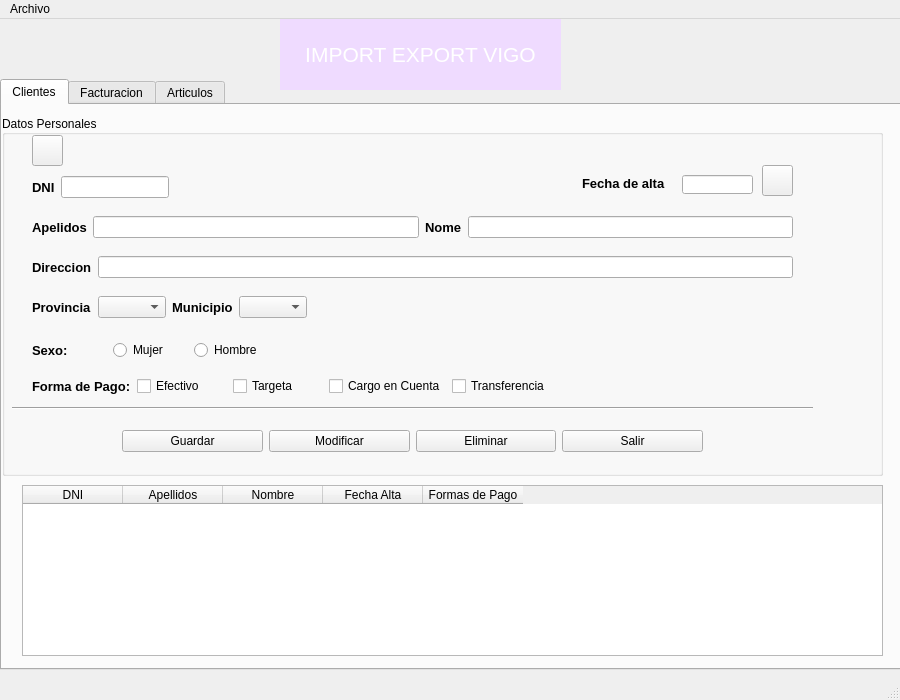
First picture: the form in window.ui, repository PortelaAtenea/BasicInterface, before the edit.
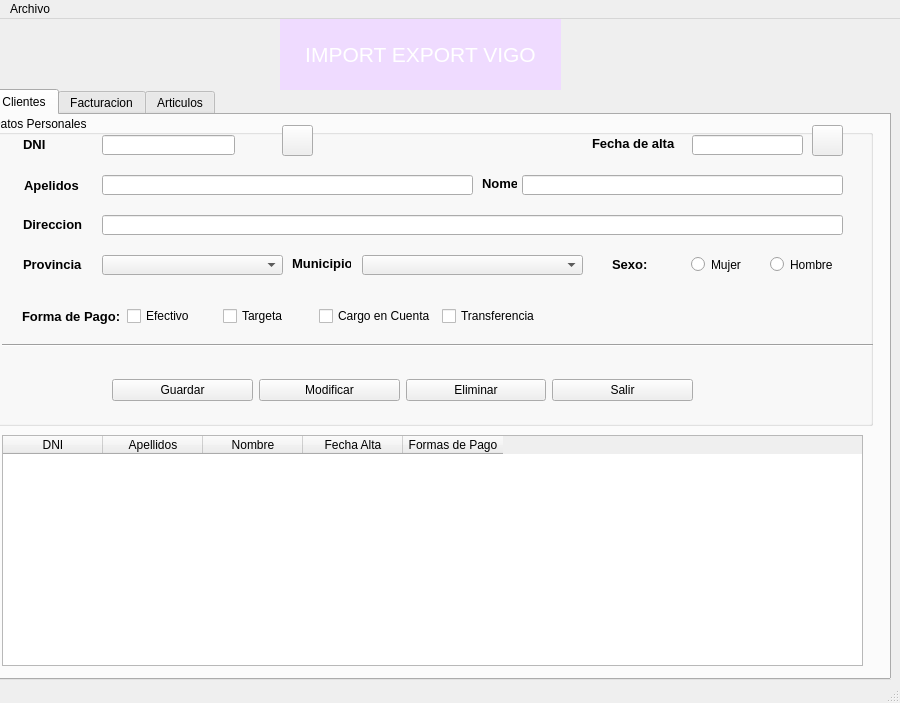
Second picture: the form after the edit. Icons and pictures are not drawn.

Commit message: Modulo cliente

Patch:
```diff
--- a/window.ui
+++ b/window.ui
@@ -7,7 +7,7 @@
     <x>0</x>
     <y>0</y>
     <width>900</width>
-    <height>700</height>
+    <height>703</height>
    </rect>
   </property>
   <property name="sizePolicy">
@@ -54,8 +54,8 @@
    <widget class="QTabWidget" name="tabPrograma">
     <property name="geometry">
      <rect>
-      <x>0</x>
-      <y>60</y>
+      <x>-10</x>
+      <y>70</y>
       <width>901</width>
       <height>591</height>
      </rect>
@@ -71,9 +71,9 @@
       <property name="geometry">
        <rect>
         <x>0</x>
-        <y>10</y>
+        <y>0</y>
         <width>881</width>
-        <height>361</height>
+        <height>311</height>
        </rect>
       </property>
       <property name="title">
@@ -92,102 +92,7 @@
        <property name="geometry">
         <rect>
          <x>30</x>
-         <y>100</y>
-         <width>761</width>
-         <height>24</height>
-        </rect>
-       </property>
-       <layout class="QHBoxLayout" name="horizontalLayout_2">
-        <property name="sizeConstraint">
-         <enum>QLayout::SetNoConstraint</enum>
-        </property>
-        <item>
-         <widget class="QLabel" name="lblApel">
-          <property name="font">
-           <font>
-            <pointsize>10</pointsize>
-            <weight>75</weight>
-            <bold>true</bold>
-           </font>
-          </property>
-          <property name="text">
-           <string>Apelidos</string>
-          </property>
-         </widget>
-        </item>
-        <item>
-         <widget class="QLineEdit" name="txtApel"/>
-        </item>
-        <item>
-         <widget class="QLabel" name="lblNome_2">
-          <property name="font">
-           <font>
-            <pointsize>10</pointsize>
-            <weight>75</weight>
-            <bold>true</bold>
-           </font>
-          </property>
-          <property name="text">
-           <string>Nome</string>
-          </property>
-         </widget>
-        </item>
-        <item>
-         <widget class="QLineEdit" name="txtNome"/>
-        </item>
-       </layout>
-      </widget>
-      <widget class="QWidget" name="layoutWidget">
-       <property name="geometry">
-        <rect>
-         <x>30</x>
-         <y>180</y>
-         <width>276</width>
-         <height>24</height>
-        </rect>
-       </property>
-       <layout class="QHBoxLayout" name="horizontalLayout_6">
-        <item>
-         <widget class="QLabel" name="lblPro">
-          <property name="font">
-           <font>
-            <pointsize>10</pointsize>
-            <weight>75</weight>
-            <bold>true</bold>
-           </font>
-          </property>
-          <property name="text">
-           <string>Provincia</string>
-          </property>
-         </widget>
-        </item>
-        <item>
-         <widget class="QComboBox" name="cmbProv"/>
-        </item>
-        <item>
-         <widget class="QLabel" name="lblMuni">
-          <property name="font">
-           <font>
-            <pointsize>10</pointsize>
-            <weight>75</weight>
-            <bold>true</bold>
-           </font>
-          </property>
-          <property name="text">
-           <string>Municipio</string>
-          </property>
-         </widget>
-        </item>
-        <item>
-         <widget class="QComboBox" name="cmbMuni"/>
-        </item>
-       </layout>
-      </widget>
-      <widget class="QWidget" name="layoutWidget">
-       <property name="geometry">
-        <rect>
-         <x>30</x>
-         <y>260</y>
+         <y>190</y>
          <width>518</width>
          <height>22</height>
         </rect>
@@ -279,143 +184,11 @@
         </item>
        </layout>
       </widget>
-      <widget class="QWidget" name="layoutWidget">
-       <property name="geometry">
-        <rect>
-         <x>30</x>
-         <y>220</y>
-         <width>237</width>
-         <height>31</height>
-        </rect>
-       </property>
-       <layout class="QHBoxLayout" name="horizontalLayout_4">
-        <item>
-         <widget class="QLabel" name="lblSexo">
-          <property name="font">
-           <font>
-            <pointsize>10</pointsize>
-            <weight>75</weight>
-            <bold>true</bold>
-           </font>
-          </property>
-          <property name="text">
-           <string>Sexo:</string>
-          </property>
-         </widget>
-        </item>
-        <item>
-         <widget class="QRadioButton" name="rbtFem">
-          <property name="text">
-           <string>Mujer</string>
-          </property>
-          <attribute name="buttonGroup">
-           <string notr="true">rbtGroupSex</string>
-          </attribute>
-         </widget>
-        </item>
-        <item>
-         <widget class="QRadioButton" name="rbtHom">
-          <property name="text">
-           <string>Hombre</string>
-          </property>
-          <attribute name="buttonGroup">
-           <string notr="true">rbtGroupSex</string>
-          </attribute>
-         </widget>
-        </item>
-       </layout>
-      </widget>
-      <widget class="QWidget" name="layoutWidget">
-       <property name="geometry">
-        <rect>
-         <x>30</x>
-         <y>140</y>
-         <width>761</width>
-         <height>24</height>
-        </rect>
-       </property>
-       <layout class="QHBoxLayout" name="horizontalLayout_3">
-        <item>
-         <widget class="QLabel" name="lbDir">
-          <property name="font">
-           <font>
-            <pointsize>10</pointsize>
-            <weight>75</weight>
-            <bold>true</bold>
-           </font>
-          </property>
-          <property name="text">
-           <string>Direccion</string>
-          </property>
-         </widget>
-        </item>
-        <item>
-         <widget class="QLineEdit" name="txtDir"/>
-        </item>
-       </layout>
-      </widget>
-      <widget class="QWidget" name="layoutWidget">
-       <property name="geometry">
-        <rect>
-         <x>30</x>
-         <y>60</y>
-         <width>221</width>
-         <height>25</height>
-        </rect>
-       </property>
-       <layout class="QHBoxLayout" name="horizontalLayout">
-        <item>
-         <widget class="QLabel" name="lblDni">
-          <property name="font">
-           <font>
-            <pointsize>10</pointsize>
-            <weight>75</weight>
-            <bold>true</bold>
-           </font>
-          </property>
-          <property name="text">
-           <string>DNI</string>
-          </property>
-         </widget>
-        </item>
-        <item>
-         <widget class="QLineEdit" name="txtDni"/>
-        </item>
-        <item>
-         <widget class="QLabel" name="lblValidoDni">
-          <property name="enabled">
-           <bool>true</bool>
-          </property>
-          <property name="sizePolicy">
-           <sizepolicy hsizetype="Expanding" vsizetype="Expanding">
-            <horstretch>0</horstretch>
-            <verstretch>0</verstretch>
-           </sizepolicy>
-          </property>
-          <property name="font">
-           <font>
-            <family>Arial</family>
-            <pointsize>14</pointsize>
-            <weight>9</weight>
-            <italic>false</italic>
-            <bold>false</bold>
-           </font>
-          </property>
-          <property name="styleSheet">
-           <string notr="true">font: 75 14pt &quot;Arial&quot;;</string>
-          </property>
-          <property name="text">
-           <string/>
-          </property>
-         </widget>
-        </item>
-       </layout>
-      </widget>
       <widget class="QPushButton" name="btnCalendar">
        <property name="geometry">
         <rect>
-         <x>760</x>
-         <y>50</y>
+         <x>820</x>
+         <y>10</y>
          <width>31</width>
          <height>31</height>
         </rect>
@@ -437,8 +210,8 @@
       <widget class="QLabel" name="lblFechaAlta">
        <property name="geometry">
         <rect>
-         <x>580</x>
-         <y>60</y>
+         <x>600</x>
+         <y>20</y>
          <width>86</width>
          <height>16</height>
         </rect>
@@ -457,10 +230,10 @@
       <widget class="QLineEdit" name="txtAltaCli">
        <property name="geometry">
         <rect>
-         <x>680</x>
-         <y>60</y>
-         <width>71</width>
-         <height>19</height>
+         <x>700</x>
+         <y>20</y>
+         <width>111</width>
+         <height>20</height>
         </rect>
        </property>
        <property name="alignment">
@@ -471,9 +244,9 @@
        <property name="geometry">
         <rect>
          <x>120</x>
-         <y>290</y>
+         <y>250</y>
          <width>581</width>
-         <height>73</height>
+         <height>51</height>
         </rect>
        </property>
        <layout class="QHBoxLayout" name="horizontalLayout_7">
@@ -511,8 +284,8 @@
        <property name="geometry">
         <rect>
          <x>10</x>
-         <y>283</y>
-         <width>801</width>
+         <y>220</y>
+         <width>871</width>
          <height>20</height>
         </rect>
        </property>
@@ -523,8 +296,8 @@
       <widget class="QPushButton" name="btnLimpiar">
        <property name="geometry">
         <rect>
-         <x>30</x>
-         <y>20</y>
+         <x>290</x>
+         <y>10</y>
          <width>31</width>
          <height>31</height>
         </rect>
@@ -543,14 +316,274 @@
         </size>
        </property>
       </widget>
+      <widget class="QLabel" name="lblPro">
+       <property name="geometry">
+        <rect>
+         <x>31</x>
+         <y>141</y>
+         <width>59</width>
+         <height>16</height>
+        </rect>
+       </property>
+       <property name="font">
+        <font>
+         <pointsize>10</pointsize>
+         <weight>75</weight>
+         <bold>true</bold>
+        </font>
+       </property>
+       <property name="text">
+        <string>Provincia</string>
+       </property>
+      </widget>
+      <widget class="QLabel" name="lbDir">
+       <property name="geometry">
+        <rect>
+         <x>31</x>
+         <y>101</y>
+         <width>59</width>
+         <height>16</height>
+        </rect>
+       </property>
+       <property name="font">
+        <font>
+         <pointsize>10</pointsize>
+         <weight>75</weight>
+         <bold>true</bold>
+        </font>
+       </property>
+       <property name="text">
+        <string>Direccion</string>
+       </property>
+      </widget>
+      <widget class="QLabel" name="lblDni">
+       <property name="geometry">
+        <rect>
+         <x>31</x>
+         <y>21</y>
+         <width>22</width>
+         <height>16</height>
+        </rect>
+       </property>
+       <property name="font">
+        <font>
+         <pointsize>10</pointsize>
+         <weight>75</weight>
+         <bold>true</bold>
+        </font>
+       </property>
+       <property name="text">
+        <string>DNI</string>
+       </property>
+      </widget>
+      <widget class="QLabel" name="lblApel">
+       <property name="geometry">
+        <rect>
+         <x>32</x>
+         <y>62</y>
+         <width>55</width>
+         <height>16</height>
+        </rect>
+       </property>
+       <property name="font">
+        <font>
+         <pointsize>10</pointsize>
+         <weight>75</weight>
+         <bold>true</bold>
+        </font>
+       </property>
+       <property name="text">
+        <string>Apelidos</string>
+       </property>
+      </widget>
+      <widget class="QComboBox" name="cmbProv">
+       <property name="geometry">
+        <rect>
+         <x>110</x>
+         <y>140</y>
+         <width>181</width>
+         <height>20</height>
+        </rect>
+       </property>
+      </widget>
+      <widget class="QLineEdit" name="txtDir">
+       <property name="geometry">
+        <rect>
+         <x>110</x>
+         <y>100</y>
+         <width>741</width>
+         <height>20</height>
+        </rect>
+       </property>
+      </widget>
+      <widget class="QLineEdit" name="txtApel">
+       <property name="geometry">
+        <rect>
+         <x>110</x>
+         <y>60</y>
+         <width>371</width>
+         <height>20</height>
+        </rect>
+       </property>
+      </widget>
+      <widget class="QLineEdit" name="txtDni">
+       <property name="geometry">
+        <rect>
+         <x>110</x>
+         <y>20</y>
+         <width>133</width>
+         <height>20</height>
+        </rect>
+       </property>
+      </widget>
+      <widget class="QLabel" name="lblValidoDni">
+       <property name="enabled">
+        <bool>true</bool>
+       </property>
+       <property name="geometry">
+        <rect>
+         <x>277</x>
+         <y>21</y>
+         <width>16</width>
+         <height>23</height>
+        </rect>
+       </property>
+       <property name="sizePolicy">
+        <sizepolicy hsizetype="Expanding" vsizetype="Expanding">
+         <horstretch>0</horstretch>
+         <verstretch>0</verstretch>
+        </sizepolicy>
+       </property>
+       <property name="font">
+        <font>
+         <family>Arial</family>
+         <pointsize>14</pointsize>
+         <weight>9</weight>
+         <italic>false</italic>
+         <bold>false</bold>
+        </font>
+       </property>
+       <property name="styleSheet">
+        <string notr="true">font: 75 14pt &quot;Arial&quot;;</string>
+       </property>
+       <property name="text">
+        <string/>
+       </property>
+      </widget>
+      <widget class="QLabel" name="lblMuni">
+       <property name="geometry">
+        <rect>
+         <x>300</x>
+         <y>140</y>
+         <width>59</width>
+         <height>16</height>
+        </rect>
+       </property>
+       <property name="font">
+        <font>
+         <pointsize>10</pointsize>
+         <weight>75</weight>
+         <bold>true</bold>
+        </font>
+       </property>
+       <property name="text">
+        <string>Municipio</string>
+       </property>
+      </widget>
+      <widget class="QComboBox" name="cmbMuni">
+       <property name="geometry">
+        <rect>
+         <x>370</x>
+         <y>140</y>
+         <width>221</width>
+         <height>20</height>
+        </rect>
+       </property>
+      </widget>
+      <widget class="QLabel" name="lblNome_2">
+       <property name="geometry">
+        <rect>
+         <x>490</x>
+         <y>60</y>
+         <width>35</width>
+         <height>16</height>
+        </rect>
+       </property>
+       <property name="font">
+        <font>
+         <pointsize>10</pointsize>
+         <weight>75</weight>
+         <bold>true</bold>
+        </font>
+       </property>
+       <property name="text">
+        <string>Nome</string>
+       </property>
+      </widget>
+      <widget class="QLineEdit" name="txtNome">
+       <property name="geometry">
+        <rect>
+         <x>530</x>
+         <y>60</y>
+         <width>321</width>
+         <height>20</height>
+        </rect>
+       </property>
+      </widget>
+      <widget class="QWidget" name="">
+       <property name="geometry">
+        <rect>
+         <x>620</x>
+         <y>140</y>
+         <width>231</width>
+         <height>19</height>
+        </rect>
+       </property>
+       <layout class="QHBoxLayout" name="horizontalLayout">
+        <item>
+         <widget class="QLabel" name="lblSexo">
+          <property name="font">
+           <font>
+            <pointsize>10</pointsize>
+            <weight>75</weight>
+            <bold>true</bold>
+           </font>
+          </property>
+          <property name="text">
+           <string>Sexo:</string>
+          </property>
+         </widget>
+        </item>
+        <item>
+         <widget class="QRadioButton" name="rbtFem">
+          <property name="text">
+           <string>Mujer</string>
+          </property>
+          <attribute name="buttonGroup">
+           <string notr="true">rbtGroupSex</string>
+          </attribute>
+         </widget>
+        </item>
+        <item>
+         <widget class="QRadioButton" name="rbtHom">
+          <property name="text">
+           <string>Hombre</string>
+          </property>
+          <attribute name="buttonGroup">
+           <string notr="true">rbtGroupSex</string>
+          </attribute>
+         </widget>
+        </item>
+       </layout>
+      </widget>
      </widget>
      <widget class="QTableWidget" name="tabClientes">
       <property name="geometry">
        <rect>
-        <x>20</x>
-        <y>380</y>
+        <x>10</x>
+        <y>320</y>
         <width>861</width>
-        <height>171</height>
+        <height>231</height>
        </rect>
       </property>
       <property name="alternatingRowColors">
```
Left out of the diff: 20 changed lines with no effect on the pictures. The commit also changes 2 other files.
